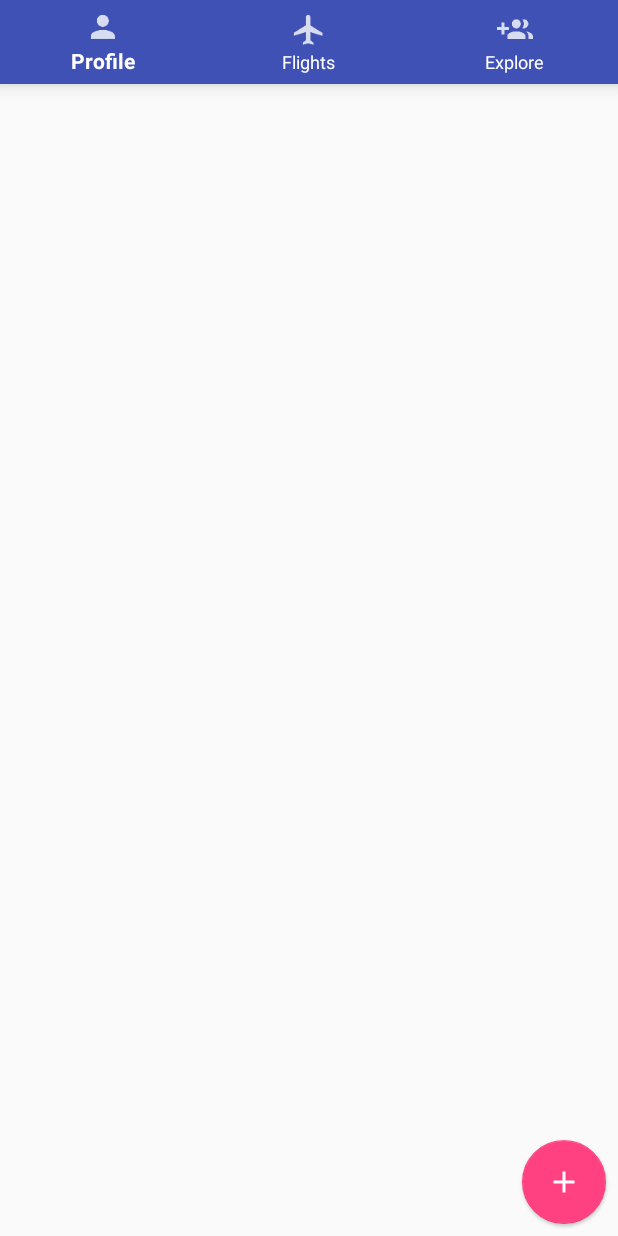
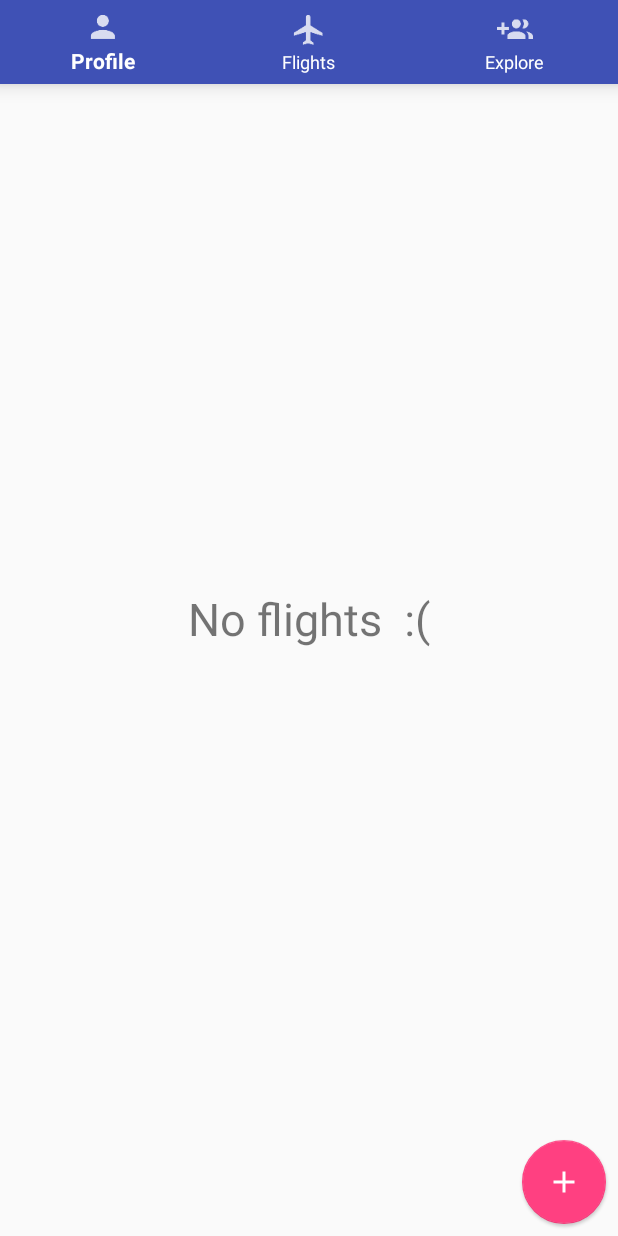
Before and after one commit to kkingsbe/ELogbook, an Android app: the MainActivity screen opened directly, with no data from a screen before it, on a phone screen of 412 x 824 dp. Run offline under Robolectric (Android 15) with nearby library versions, the phone set to English and light mode, and no system bars; libraries missing offline, so code that uses them is left out: com.amazonaws.auth, com.amazonaws.mobile, com.amazonaws.mobileconnectors, com.amazonaws.services; 8 statements that could not run were skipped.

Commit message:
Fixed bullshit merge error by just rewriting the commit

```diff
--- a/app/src/main/java/com/example/kkingsbe/elogbook/MainActivity.java
+++ b/app/src/main/java/com/example/kkingsbe/elogbook/MainActivity.java
@@ -17,6 +17,7 @@ import android.util.Log;
 import android.view.MenuItem;
 import android.view.View;
 import android.widget.LinearLayout;
+import android.widget.TextView;
 import android.widget.Toast;
 
 import com.amazonaws.auth.AWSCredentialsProvider;
@@ -155,6 +156,7 @@ public class MainActivity extends Activity {
     private void populateCards(final String accessCode) {
         final boolean[] anyFlights = {false};
         final ArrayList<ExampleFlight> flightList = new ArrayList<>();
+        final TextView NoFlights = findViewById(R.id.NoFlights);
 
         // AWSMobileClient enables AWS user credentials to access your table
         AWSMobileClient.getInstance().initialize(this).execute();
@@ -178,6 +180,7 @@ public class MainActivity extends Activity {
                 List<FlightsDO> flightsList = getFlights(accessCode); //Gets all flights with a specific accessCode
 
                 if(flightsList.size() > 0){
+                    NoFlights.setVisibility(View.INVISIBLE); //Sets visibility of NoFlights to be invisible
                     for(int x = 0; x < flightsList.size(); x++){
                         flightList.add(new ExampleFlight(
                                 flightsList.get(x).getFlighttime(),
@@ -187,6 +190,8 @@ public class MainActivity extends Activity {
                                 flightsList.get(x).getDepartureairport() + " => " + flightsList.get(x).getArrivalairport()));
                     }
                     anyFlights[0] = true;
+                } else {
+                    NoFlights.setVisibility(View.VISIBLE); //Sets visibility of NoFlights to be visible
                 }
 
             }
@@ -199,7 +204,7 @@ public class MainActivity extends Activity {
         //flightList.add(new ExampleFlight("1.5 Hours", "PA-28", "N80FT", "8/9/2018", "KGAI => KGAI"));
 
         try {
-            Thread.sleep(500);
+            Thread.sleep(500); //Make sure that the previous thread finished before moving on
         } catch (InterruptedException e) {
             e.printStackTrace();
         }
--- a/app/src/main/res/layout/activity_main.xml
+++ b/app/src/main/res/layout/activity_main.xml
@@ -5,6 +5,18 @@
     android:layout_width="match_parent"
     android:layout_height="match_parent"
     tools:context=".MainActivity">
+
+    <TextView
+        android:id="@+id/NoFlights"
+        android:layout_width="wrap_content"
+        android:layout_height="wrap_content"
+        android:text="No flights  :("
+        android:textSize="30sp"
+        app:layout_constraintBottom_toBottomOf="parent"
+        app:layout_constraintEnd_toEndOf="parent"
+        app:layout_constraintHorizontal_bias="0.5"
+        app:layout_constraintStart_toStartOf="parent"
+        app:layout_constraintTop_toTopOf="parent" />
 
     <android.support.design.widget.FloatingActionButton
         android:id="@+id/floatingActionButton"
```
